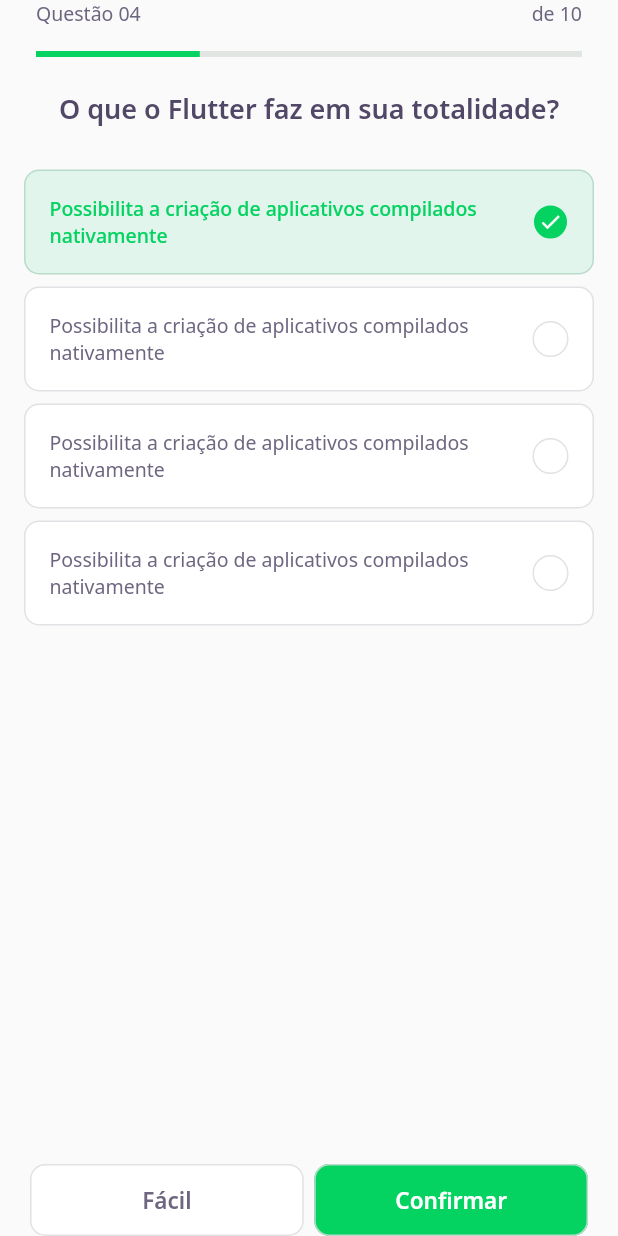
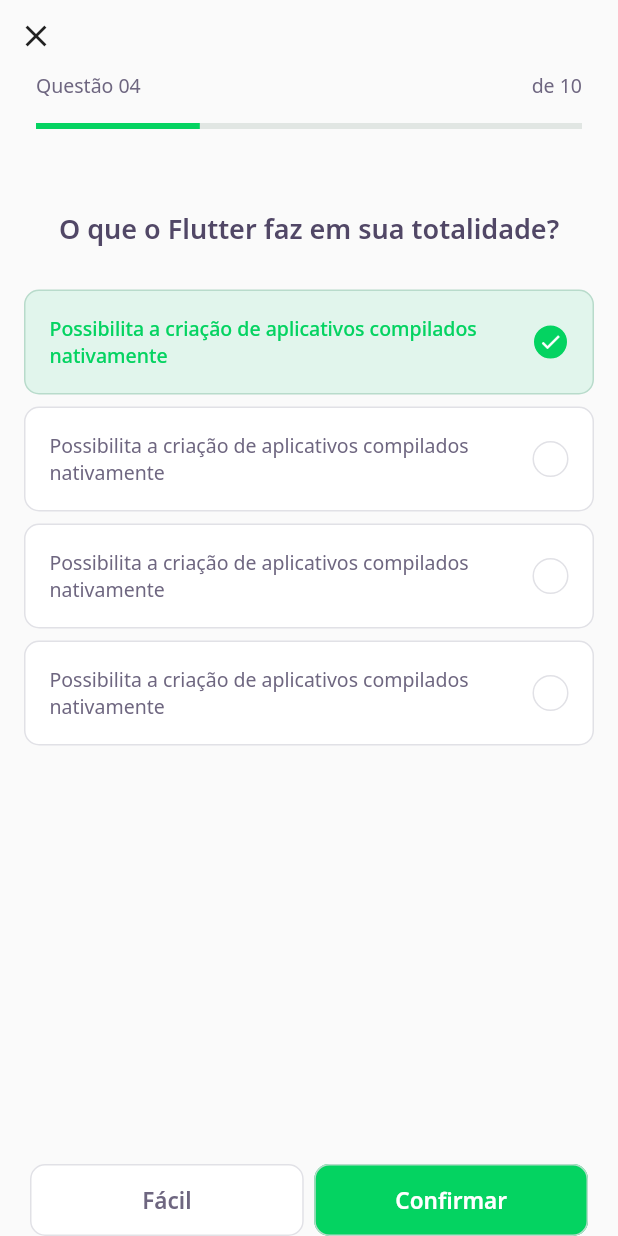
Before and after one commit to MFillipe/dev-quiz, a Flutter app: the ChallengePage screen opened directly, on a phone screen of 412 x 824 dp. Run offline on Flutter 3.47's test engine with Material 2 defaults, Android fonts, the phone set to English and light mode, and no system bars; our stand-ins replace google_fonts; accounts and stored records are empty; network calls fail.

Commit message:
feat: add navigation

```diff
--- a/lib/challenge/challenge_page.dart
+++ b/lib/challenge/challenge_page.dart
@@ -15,8 +15,21 @@ class _ChallengePageState extends State<ChallengePage> {
   Widget build(BuildContext context) {
     return Scaffold(
       appBar: PreferredSize(
-        preferredSize: Size.fromHeight(60),
-        child: SafeArea(top: true, child: QuestionIndicatorWidget()),
+        preferredSize: Size.fromHeight(86),
+        child: SafeArea(
+            top: true,
+            child: Column(
+              crossAxisAlignment: CrossAxisAlignment.start,
+              children: [
+                //BackButton(),
+                IconButton(
+                    icon: Icon(Icons.close),
+                    onPressed: () {
+                      Navigator.pop(context);
+                    }),
+                QuestionIndicatorWidget(),
+              ],
+            )),
       ),
       body: QuizWidget(
         title: "O que o Flutter faz em sua totalidade?",
--- a/lib/challenge/widgets/quiz/quiz_widget.dart
+++ b/lib/challenge/widgets/quiz/quiz_widget.dart
@@ -11,6 +11,9 @@ class QuizWidget extends StatelessWidget {
     return Container(
       child: Column(
         children: [
+          SizedBox(
+            height: 54,
+          ),
           Text(
             title,
             style: AppTextStyles.heading,
--- a/lib/core/app_widget.dart
+++ b/lib/core/app_widget.dart
@@ -1,4 +1,5 @@
 import 'package:DevQuiz/challenge/challenge_page.dart';
+import 'package:DevQuiz/home/home_page.dart';
 import 'package:flutter/material.dart';
 
 class AppWidget extends StatelessWidget {
@@ -6,7 +7,7 @@ class AppWidget extends StatelessWidget {
   Widget build(BuildContext context) {
     return MaterialApp(
       title: "DevQuiz",
-      home: ChallengePage(),
+      home: HomePage(),
     );
   }
 }
```
Also changed, not shown: lib/home/home_page.dart (+7 -0 lines), lib/home/widgets/quiz_card/quiz_card_widget.dart (+11 -4 lines).
